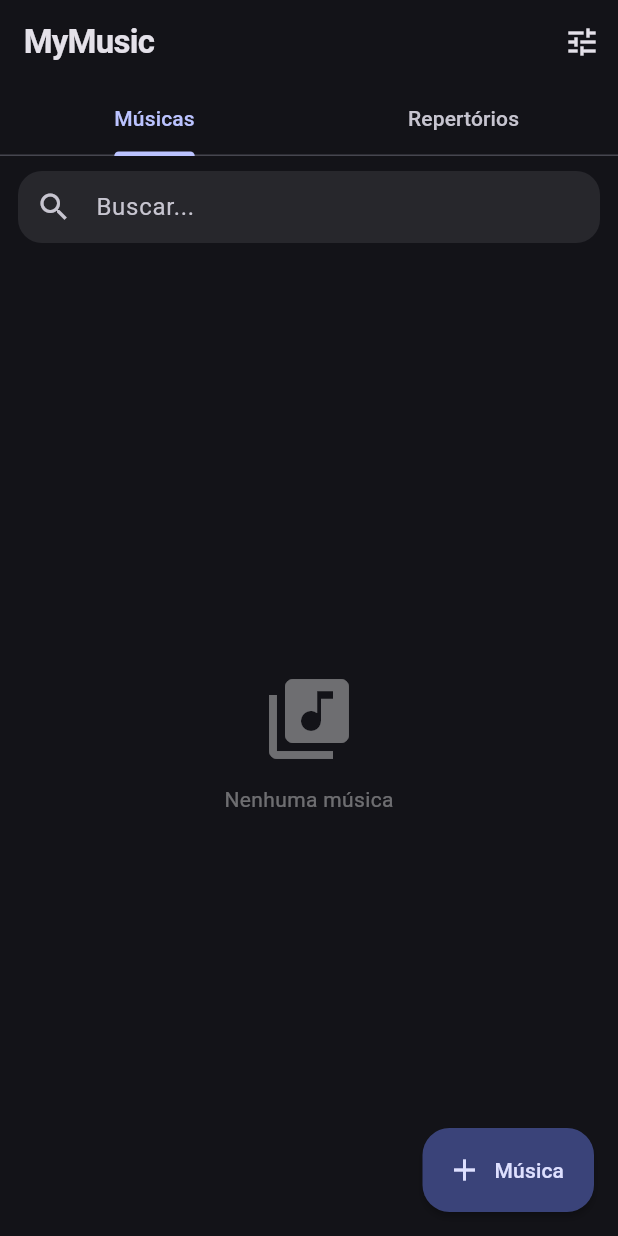
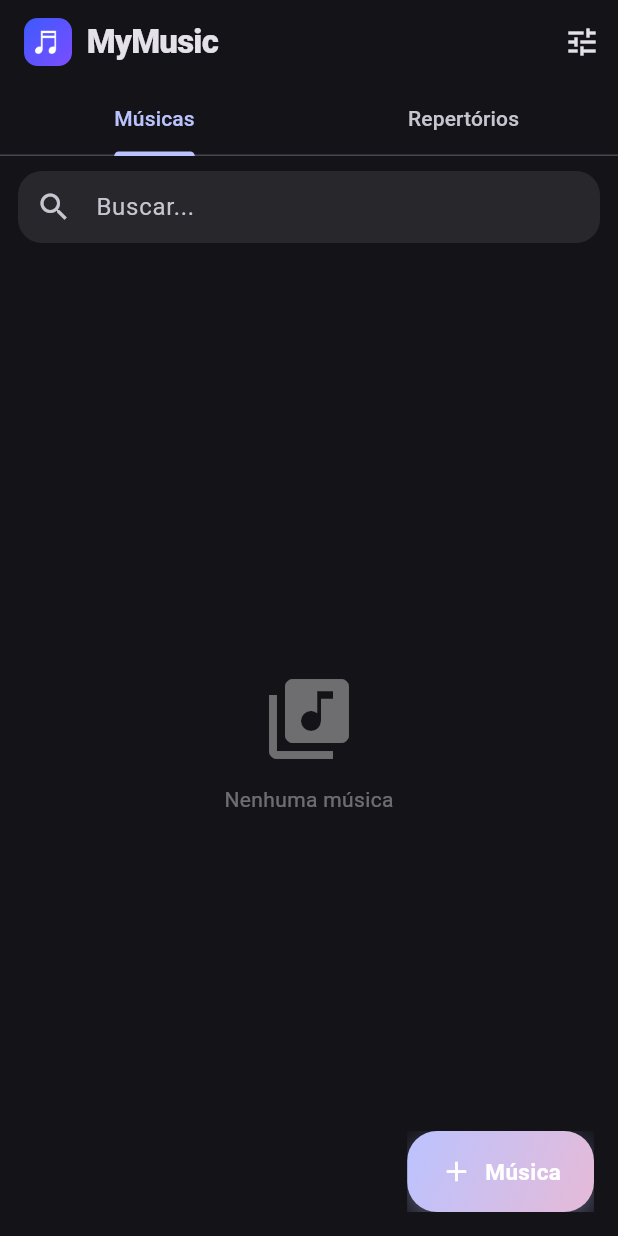
Before and after one commit to mateusvpassos/mymusic, a Flutter app: the screen it shows after launch, on a phone screen of 412 x 824 dp. Run offline on Flutter 3.47's test engine with Material 3 defaults, Android fonts, the phone set to English and light mode, and no system bars; our stand-ins replace google_sign_in, pdf, printing, share_plus, wakelock_plus; missing offline and left inert: extension_google_sign_in_as_googleapis_auth, googleapis.

Commit message:
style: logo no titulo, FAB com gradiente, menus arredondados

```diff
--- a/lib/main.dart
+++ b/lib/main.dart
@@ -101,6 +101,13 @@ class MyApp extends StatelessWidget {
                 shape: RoundedRectangleBorder(borderRadius: BorderRadius.all(Radius.circular(14))),
               ),
               dividerTheme: DividerThemeData(color: scheme.outlineVariant.withValues(alpha: 0.5)),
+              popupMenuTheme: PopupMenuThemeData(
+                color: scheme.surfaceContainerHigh,
+                surfaceTintColor: Colors.transparent,
+                elevation: 8,
+                shape: RoundedRectangleBorder(borderRadius: BorderRadius.circular(16)),
+                textStyle: TextStyle(color: scheme.onSurface, fontWeight: FontWeight.w500, fontSize: 15),
+              ),
             ),
             home: const LibraryPage(),
           );
--- a/lib/ui/library_page.dart
+++ b/lib/ui/library_page.dart
@@ -7,6 +7,56 @@ import 'song_view_page.dart';
 import 'song_edit_page.dart';
 import 'setlist_page.dart';
 import 'settings_page.dart';
+
+/// Botão "pílula" com gradiente (usado como FAB).
+class _GradientButton extends StatelessWidget {
+  final IconData icon;
+  final String label;
+  final VoidCallback onTap;
+  const _GradientButton({required this.icon, required this.label, required this.onTap});
+
+  @override
+  Widget build(BuildContext context) {
+    final scheme = Theme.of(context).colorScheme;
+    return Material(
+      color: Colors.transparent,
+      child: InkWell(
+        borderRadius: BorderRadius.circular(20),
+        onTap: onTap,
+        child: Ink(
+          decoration: BoxDecoration(
+            gradient: LinearGradient(
+              colors: [scheme.primary, scheme.tertiary],
+              begin: Alignment.topLeft,
+              end: Alignment.bottomRight,
+            ),
+            borderRadius: BorderRadius.circular(20),
+            boxShadow: [
+              BoxShadow(
+                color: scheme.primary.withValues(alpha: 0.4),
+                blurRadius: 16,
+                offset: const Offset(0, 6),
+              ),
+            ],
+          ),
+          child: Padding(
+            padding: const EdgeInsets.symmetric(horizontal: 22, vertical: 16),
+            child: Row(
+              mainAxisSize: MainAxisSize.min,
+              children: [
+                Icon(icon, color: Colors.white, size: 22),
+                const SizedBox(width: 8),
+                Text(label,
+                    style: const TextStyle(
+                        color: Colors.white, fontWeight: FontWeight.w700, fontSize: 15)),
+              ],
+            ),
+          ),
+        ),
+      ),
+    );
+  }
+}
 
 class LibraryPage extends StatefulWidget {
   const LibraryPage({super.key});
@@ -32,7 +82,18 @@ class _LibraryPageState extends State<LibraryPage> with SingleTickerProviderStat
     }
     return Scaffold(
       appBar: AppBar(
-        title: const Text('MyMusic', style: TextStyle(fontWeight: FontWeight.w700)),
+        titleSpacing: 16,
+        title: Row(
+          mainAxisSize: MainAxisSize.min,
+          children: [
+            ClipRRect(
+              borderRadius: BorderRadius.circular(9),
+              child: Image.asset('assets/icon/icon.png', width: 32, height: 32),
+            ),
+            const SizedBox(width: 10),
+            const Text('MyMusic'),
+          ],
+        ),
         bottom: TabBar(
           controller: _tab,
           tabs: const [Tab(text: 'Músicas'), Tab(text: 'Repertórios')],
@@ -74,10 +135,10 @@ class _LibraryPageState extends State<LibraryPage> with SingleTickerProviderStat
       ),
       floatingActionButton: AnimatedBuilder(
         animation: _tab,
-        builder: (_, __) => FloatingActionButton.extended(
-          onPressed: () => _tab.index == 0 ? _newSong(st) : _newSetlist(st),
-          icon: const Icon(Icons.add),
-          label: Text(_tab.index == 0 ? 'Música' : 'Repertório'),
+        builder: (_, __) => _GradientButton(
+          icon: Icons.add,
+          label: _tab.index == 0 ? 'Música' : 'Repertório',
+          onTap: () => _tab.index == 0 ? _newSong(st) : _newSetlist(st),
         ),
       ),
     );
```
Also changed, not shown: preview.png.
